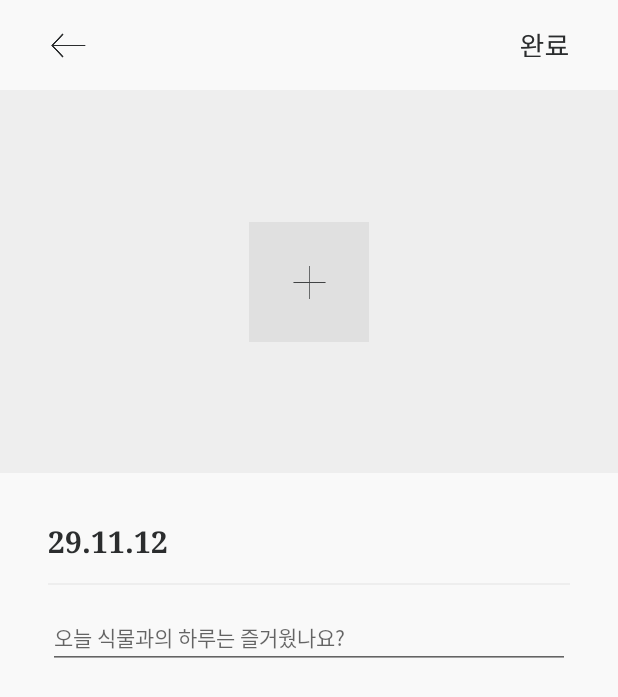
After one commit to Nexters/Groot_Android, an Android app: the DiaryEditFragment screen opened through its navigation route, on a phone screen of 412 x 824 dp. The commit adds this screen. Shown: the top 697 px of the screen. Run offline under Robolectric (Android 15) with nearby library versions, the light colour scheme and no system bars; our stand-ins replace Dagger/Hilt's generated code, RxJava, data binding, navigation-ui.

Commit message:
다이어리 등록화면

```diff
--- a/PliaryProject/app/src/main/java/com/nexters/android/pliary/view/detail/diary/fragment/DetailDiaryFragment.kt
+++ b/PliaryProject/app/src/main/java/com/nexters/android/pliary/view/detail/diary/fragment/DetailDiaryFragment.kt
@@ -32,6 +32,8 @@ class DetailDiaryFragment : BaseFragment<DetailDiaryViewModel>() {
         super.onViewCreated(view, savedInstanceState)
 
         initView()
+
+        fbWrite.setOnClickListener { navigate(R.id.diaryEditFragment) }
     }
 
     private fun initView() {
--- /dev/null
+++ b/PliaryProject/app/src/main/java/com/nexters/android/pliary/view/detail/edit/DiaryEditFragment.kt
@@ -0,0 +1,28 @@
+package com.nexters.android.pliary.view.detail.edit
+
+import android.os.Bundle
+import android.view.LayoutInflater
+import android.view.View
+import android.view.ViewGroup
+import com.nexters.android.pliary.R
+import com.nexters.android.pliary.base.BaseFragment
+
+class DiaryEditFragment : BaseFragment<DiaryEditViewModel>() {
+
+    override fun getModelClass(): Class<DiaryEditViewModel> = DiaryEditViewModel::class.java
+
+    override fun onCreateView(inflater: LayoutInflater, container: ViewGroup?, savedInstanceState: Bundle?): View? {
+        val view = inflater.inflate(R.layout.fragment_diary_edit_layout, container, false)
+        return view
+    }
+
+    override fun onViewCreated(view: View, savedInstanceState: Bundle?) {
+        super.onViewCreated(view, savedInstanceState)
+
+        initView()
+    }
+
+    private fun initView() {
+
+    }
+}
--- a/PliaryProject/app/src/main/java/com/nexters/android/pliary/view/main/MainActivityModule.kt
+++ b/PliaryProject/app/src/main/java/com/nexters/android/pliary/view/main/MainActivityModule.kt
@@ -8,6 +8,7 @@ import com.nexters.android.pliary.view.detail.DetailFragmentModule
 import com.nexters.android.pliary.view.detail.bottom.fragment.DetailBottomFragment
 import com.nexters.android.pliary.view.detail.calendar.fragment.DetailCalendarFragment
 import com.nexters.android.pliary.view.detail.diary.fragment.DetailDiaryFragment
+import com.nexters.android.pliary.view.detail.edit.DiaryEditFragment
 import com.nexters.android.pliary.view.home.HomeFragment
 import com.nexters.android.pliary.view.home.HomeFragmentModule
 import dagger.Module
@@ -44,4 +45,8 @@ abstract class MainActivityModule {
     @ContributesAndroidInjector(modules = [DetailFragmentModule::class])
     @FragmentScope
     abstract fun bindDetailCalendarFragment(): DetailCalendarFragment
+
+    @ContributesAndroidInjector(modules = [DetailFragmentModule::class])
+    @FragmentScope
+    abstract fun bindDiaryEditFragment(): DiaryEditFragment
 }
--- /dev/null
+++ b/PliaryProject/app/src/main/res/layout/fragment_diary_edit_layout.xml
@@ -0,0 +1,136 @@
+<?xml version="1.0" encoding="utf-8"?>
+<layout
+    xmlns:android="http://schemas.android.com/apk/res/android"
+    xmlns:app="http://schemas.android.com/apk/res-auto"
+    xmlns:tools="http://schemas.android.com/tools"
+    >
+
+    <data>
+
+    </data>
+
+    <androidx.constraintlayout.widget.ConstraintLayout
+        android:layout_width="match_parent"
+        android:layout_height="match_parent"
+        android:background="@color/b_g"
+        >
+
+        <androidx.constraintlayout.widget.ConstraintLayout
+            android:id="@+id/toolbar"
+            android:layout_width="0dp"
+            android:layout_height="60dp"
+            app:layout_constraintTop_toTopOf="parent"
+            app:layout_constraintStart_toStartOf="parent"
+            app:layout_constraintEnd_toEndOf="parent"
+            >
+
+            <androidx.appcompat.widget.AppCompatImageView
+                android:id="@+id/ivBack"
+                android:layout_width="wrap_content"
+                android:layout_height="wrap_content"
+                android:src="@drawable/allow_left"
+                android:layout_marginStart="34dp"
+                app:layout_constraintTop_toTopOf="parent"
+                app:layout_constraintStart_toStartOf="parent"
+                app:layout_constraintBottom_toBottomOf="parent"
+                />
+
+            <androidx.appcompat.widget.AppCompatImageView
+                android:id="@+id/ivDone"
+                android:layout_width="wrap_content"
+                android:layout_height="wrap_content"
+                android:layout_marginEnd="33dp"
+                android:src="@drawable/write_done"
+                app:layout_constraintTop_toTopOf="parent"
+                app:layout_constraintBottom_toBottomOf="parent"
+                app:layout_constraintEnd_toEndOf="parent"
+                />
+        </androidx.constraintlayout.widget.ConstraintLayout>
+
+        <androidx.core.widget.NestedScrollView
+            android:layout_width="0dp"
+            android:layout_height="0dp"
+            app:layout_constraintBottom_toBottomOf="parent"
+            app:layout_constraintEnd_toEndOf="parent"
+            app:layout_constraintStart_toStartOf="parent"
+            app:layout_constraintTop_toBottomOf="@id/toolbar">
+
+            <androidx.constraintlayout.widget.ConstraintLayout
+                android:layout_width="match_parent"
+                android:layout_height="match_parent">
+
+                <androidx.appcompat.widget.AppCompatImageView
+                    android:id="@+id/ivPhoto"
+                    android:layout_width="0dp"
+                    android:layout_height="255dp"
+                    android:background="@color/gray7"
+                    app:layout_constraintEnd_toEndOf="parent"
+                    app:layout_constraintStart_toStartOf="parent"
+                    app:layout_constraintTop_toTopOf="parent" />
+
+                <androidx.constraintlayout.widget.ConstraintLayout
+                    android:id="@+id/clAddPhoto"
+                    android:layout_width="80dp"
+                    android:layout_height="80dp"
+                    android:background="@color/gray6"
+                    app:layout_constraintBottom_toBottomOf="@id/ivPhoto"
+                    app:layout_constraintEnd_toEndOf="parent"
+                    app:layout_constraintStart_toStartOf="parent"
+                    app:layout_constraintTop_toTopOf="@id/ivPhoto">
+
+                    <androidx.appcompat.widget.AppCompatImageView
+                        android:id="@+id/ivAdd"
+                        android:layout_width="22dp"
+                        android:layout_height="22dp"
+                        android:src="@drawable/btn_add"
+                        app:layout_constraintBottom_toBottomOf="parent"
+                        app:layout_constraintEnd_toEndOf="parent"
+                        app:layout_constraintStart_toStartOf="parent"
+                        app:layout_constraintTop_toTopOf="parent" />
+
+                </androidx.constraintlayout.widget.ConstraintLayout>
+
+                <androidx.constraintlayout.widget.ConstraintLayout
+                    android:id="@+id/clContent"
+                    android:layout_width="0dp"
+                    android:layout_height="wrap_content"
+                    android:padding="32dp"
+                    app:layout_constraintEnd_toEndOf="parent"
+                    app:layout_constraintStart_toStartOf="parent"
+                    app:layout_constraintTop_toBottomOf="@id/ivPhoto">
+
+                    <androidx.appcompat.widget.AppCompatTextView
+                        android:id="@+id/tvWriteDate"
+                        style="@style/AndH4SerifBlackCenter20Gray1"
+                        android:layout_width="wrap_content"
+                        android:layout_height="wrap_content"
+                        android:text="29.11.12"
+                        app:layout_constraintStart_toStartOf="parent"
+                        app:layout_constraintTop_toTopOf="parent" />
+
+                    <View
+                        android:id="@+id/border"
+                        android:layout_width="0dp"
+                        android:layout_height="1dp"
+                        android:layout_marginTop="14dp"
+                        android:background="@color/gray7"
+                        app:layout_constraintEnd_toEndOf="parent"
+                        app:layout_constraintStart_toStartOf="parent"
+                        app:layout_constraintTop_toBottomOf="@id/tvWriteDate" />
+
+                    <androidx.appcompat.widget.AppCompatEditText
+                        android:id="@+id/tvContents"
+                        style="@style/AndH7GothicRegularLeft14Gray3"
+                        android:layout_width="0dp"
+                        android:layout_height="wrap_content"
+                        android:layout_marginTop="14dp"
+                        android:hint="@string/diary_contents_hint"
+                        app:layout_constraintEnd_toEndOf="parent"
+                        app:layout_constraintStart_toStartOf="parent"
+                        app:layout_constraintTop_toBottomOf="@id/border" />
+                </androidx.constraintlayout.widget.ConstraintLayout>
+            </androidx.constraintlayout.widget.ConstraintLayout>
+        </androidx.core.widget.NestedScrollView>
+    </androidx.constraintlayout.widget.ConstraintLayout>
+
+</layout>
--- a/PliaryProject/app/src/main/res/navigation/navigation_intro.xml
+++ b/PliaryProject/app/src/main/res/navigation/navigation_intro.xml
@@ -36,4 +36,8 @@
             android:id="@+id/action_detailBottomFragment_to_detailFragment"
             app:destination="@id/detailFragment" />
     </fragment>
+    <fragment
+        android:id="@+id/diaryEditFragment"
+        android:name="com.nexters.android.pliary.view.detail.edit.DiaryEditFragment"
+        android:label="DiaryEditFragment" />
 </navigation>
--- a/PliaryProject/app/src/main/res/values/strings.xml
+++ b/PliaryProject/app/src/main/res/values/strings.xml
@@ -39,4 +39,7 @@
     <string name="calendar_watered">물 준 날</string>
     <string name="calendar_watering">물 주는 날</string>
     <string name="calendar_watered_message">물을 주었습니다.</string>
+
+    /*diary add*/
+    <string name="diary_contents_hint">오늘 식물과의 하루는 즐거웠나요?</string>
 </resources>
```
Also changed, not shown: PliaryProject/app/src/main/java/com/nexters/android/pliary/view/detail/DetailFragmentModule.kt (+7 -0 lines), PliaryProject/app/src/main/java/com/nexters/android/pliary/view/detail/edit/DiaryEditViewModel.kt (added, +8 -0 lines), PliaryProject/app/src/main/res/layout/fragment_diary_add_layout.xml (added, +106 -0 lines), PliaryProject/app/src/main/res/drawable-hdpi/write_done.png (added), PliaryProject/app/src/main/res/drawable-mdpi/write_done.png (added), PliaryProject/app/src/main/res/drawable-xhdpi/write_done.png (added), PliaryProject/app/src/main/res/drawable-xxhdpi/write_done.png (added), PliaryProject/app/src/main/res/drawable-xxxhdpi/write_done.png (added).
